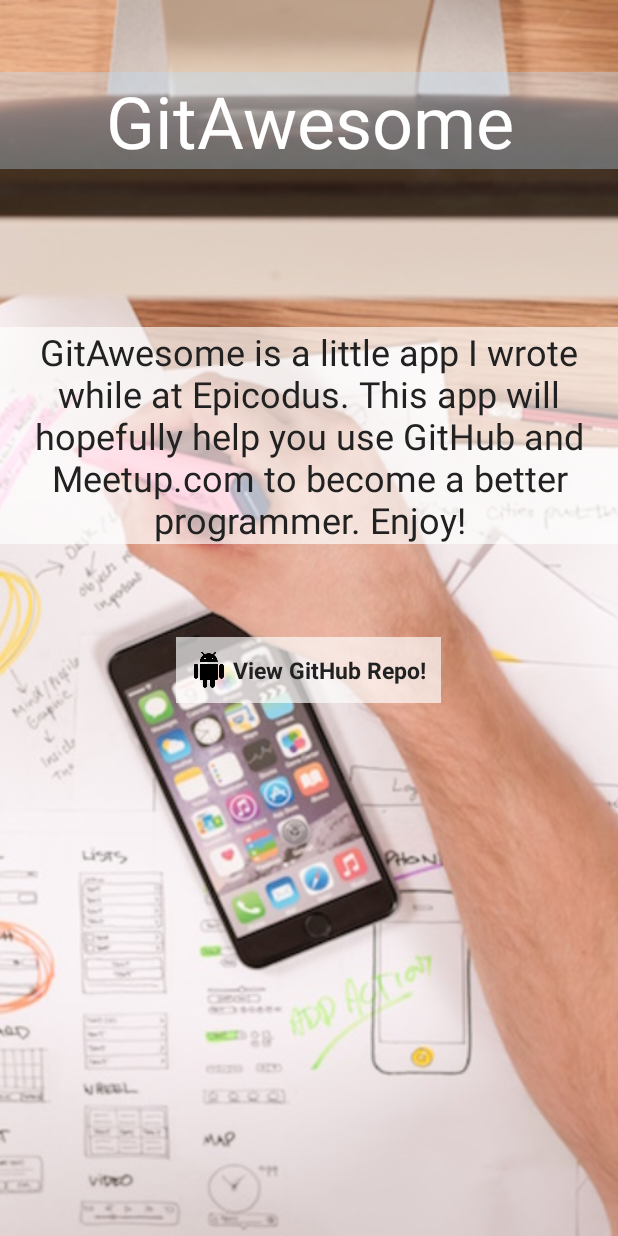
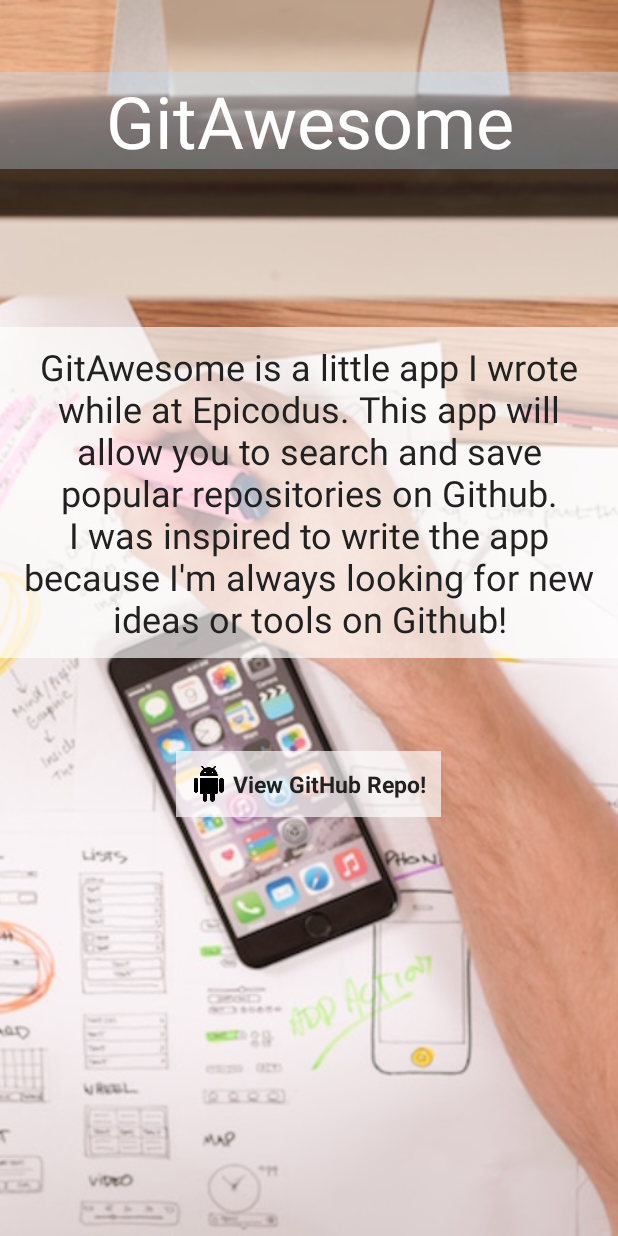
Before and after one commit to Mehequanna/GitAwesome, an Android app: the AboutActivity screen opened directly, with no data from a screen before it, on a phone screen of 412 x 824 dp. Run offline under Robolectric (Android 15) with nearby library versions, the phone set to English and light mode, and no system bars; our stand-ins replace ButterKnife.

Commit message:
Update AboutActivity.

```diff
--- a/app/src/main/res/layout/activity_about.xml
+++ b/app/src/main/res/layout/activity_about.xml
@@ -36,6 +36,7 @@
         android:textAlignment="center"
         android:text="@string/aboutText"
         android:textSize="24sp"
+        android:padding="10dp"
         android:textColor="@color/colorPrimaryText"
         android:background="#afff"
         android:id="@+id/aboutTextView"
--- a/app/src/main/res/values/strings.xml
+++ b/app/src/main/res/values/strings.xml
@@ -18,7 +18,7 @@
     <string name="saved">Saved Languages</string>
     <string name="profileImage">Profile Picture</string>
     <string name="errorMessage">Sorry, there are no repositories using that language.\nUse search icon at the top right of the screen to try again.</string>
-    <string name="aboutText">GitAwesome is a little app I wrote while at Epicodus. This app will hopefully help you use GitHub and Meetup.com to become a better programmer. Enjoy!</string>
+    <string name="aboutText">GitAwesome is a little app I wrote while at Epicodus. This app will allow you to search and save popular repositories on Github. I was inspired to write the app because I'm always looking for new ideas or tools on Github!</string>
     <string name="aboutLinkText">View GitHub Repo!</string>
     <string name="alreadyHave">Already have an account? Log in here!</string>
     <string name="createAccountHeader">Create Account!</string>
```
